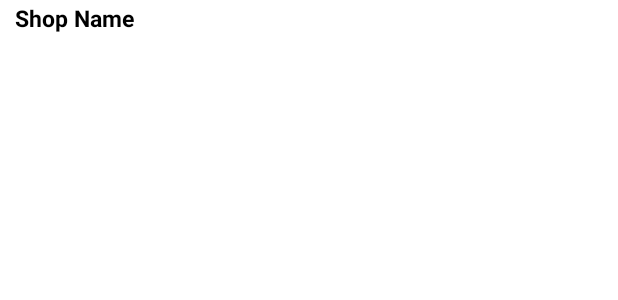
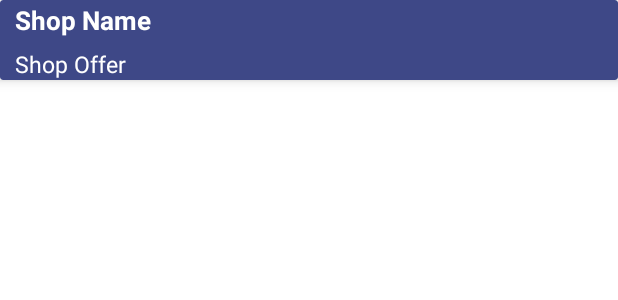
Before and after one commit to zohaibamir203/FYP-IPS, an Android app: the layout sales_list_item.xml on its own in the app's theme, with its tools: preview values and no code run, on a phone screen of 412 x 824 dp. Shown: the top 300 px of the screen. Run offline under Robolectric (Android 15) with nearby library versions, the phone set to English and light mode, and no system bars.

Commit message:
Sales Recycler View Implemented

```diff
--- a/FYPMallManagmentSystemandIPS/app/build.gradle
+++ b/FYPMallManagmentSystemandIPS/app/build.gradle
@@ -41,4 +41,5 @@ dependencies {
     androidTestImplementation 'androidx.test.ext:junit:1.1.3'
     androidTestImplementation 'androidx.test.espresso:espresso-core:3.4.0'
     implementation 'com.squareup.picasso:picasso:2.71828'
+    implementation "androidx.cardview:cardview:1.0.0"
 }
--- a/FYPMallManagmentSystemandIPS/app/src/main/java/com/example/fypmallmanagmentsystemandips/Categories.java
+++ b/FYPMallManagmentSystemandIPS/app/src/main/java/com/example/fypmallmanagmentsystemandips/Categories.java
@@ -88,6 +88,7 @@ public class Categories extends AppCompatActivity {
                                     categoryArray.add((String) dataSnapshot.getValue());
                                 }
                                 test.add(String.valueOf(categoryArray));
+                                Log.d("test 1 : ", String.valueOf(test));
                                 categoryArray.clear();
                             }
                         }
@@ -142,9 +143,5 @@ public class Categories extends AppCompatActivity {
                 categoryRecycler.setLayoutManager(new LinearLayoutManager(Categories.this));
             }
         });
-//        categories.add(new Category("McDonalds"));
-//        categories.add(new Category("KFC"));
-//        categories.add(new Category("Johny Jugnu"));
-
     }
 }
--- a/FYPMallManagmentSystemandIPS/app/src/main/res/layout/activity_sales_alert.xml
+++ b/FYPMallManagmentSystemandIPS/app/src/main/res/layout/activity_sales_alert.xml
@@ -11,7 +11,8 @@
     <androidx.recyclerview.widget.RecyclerView
         android:id="@+id/salesRec"
         android:layout_width="match_parent"
-        android:layout_height="wrap_content"/>
+        android:scrollbars="vertical"
+        android:layout_height="500dp"/>
 
     <com.google.android.material.button.MaterialButton
         android:id="@+id/btnShowOnMap"
--- a/FYPMallManagmentSystemandIPS/app/src/main/res/layout/sales_list_item.xml
+++ b/FYPMallManagmentSystemandIPS/app/src/main/res/layout/sales_list_item.xml
@@ -1,17 +1,40 @@
 <?xml version="1.0" encoding="utf-8"?>
-<RelativeLayout xmlns:android="http://schemas.android.com/apk/res/android"
+<androidx.cardview.widget.CardView xmlns:android="http://schemas.android.com/apk/res/android"
+    android:layout_width="match_parent"
+    android:layout_height="wrap_content"
+    xmlns:app="http://schemas.android.com/apk/res-auto"
+    android:padding="15dp"
+    android:id="@+id/parent"
+    app:cardElevation="5dp"
+    android:backgroundTint="@color/backgroundBlue">
+
+    <RelativeLayout
         android:layout_width="match_parent"
         android:layout_height="match_parent">
 
         <TextView
-        android:id="@+id/txtCategory"
+            android:id="@+id/txtSalesShop"
             android:layout_width="wrap_content"
             android:layout_height="wrap_content"
+            android:layout_marginLeft="10dp"
+            android:layout_marginTop="1dp"
             android:text="Shop Name"
-        android:textColor="@color/black"
+            android:textColor="@color/white"
+            android:textSize="17dp"
+            android:textStyle="bold" />
+
+        <TextView
+            android:id="@+id/txtSalesOffer"
+            android:layout_width="wrap_content"
+            android:layout_height="wrap_content"
+            android:text="Shop Offer"
+            android:textColor="@color/white"
+            android:paddingTop="5dp"
             android:textSize="15dp"
-        android:textStyle="bold"
             android:layout_marginLeft="10dp"
-        android:layout_marginTop="1dp"/>
+            android:layout_marginTop="1dp"
+            android:layout_below="@id/txtSalesShop"/>
 
     </RelativeLayout>
+
+</androidx.cardview.widget.CardView>
```
Also changed, not shown: FYPMallManagmentSystemandIPS/app/src/main/java/com/example/fypmallmanagmentsystemandips/Adapters/SalesRecViewAdapter.java (added, +56 -0 lines), FYPMallManagmentSystemandIPS/app/src/main/java/com/example/fypmallmanagmentsystemandips/Models/Sales.java (added, +29 -0 lines), FYPMallManagmentSystemandIPS/app/src/main/java/com/example/fypmallmanagmentsystemandips/SalesAlert.java (+119 -1 lines). Lines whose indentation alone changed are shown as unchanged.
